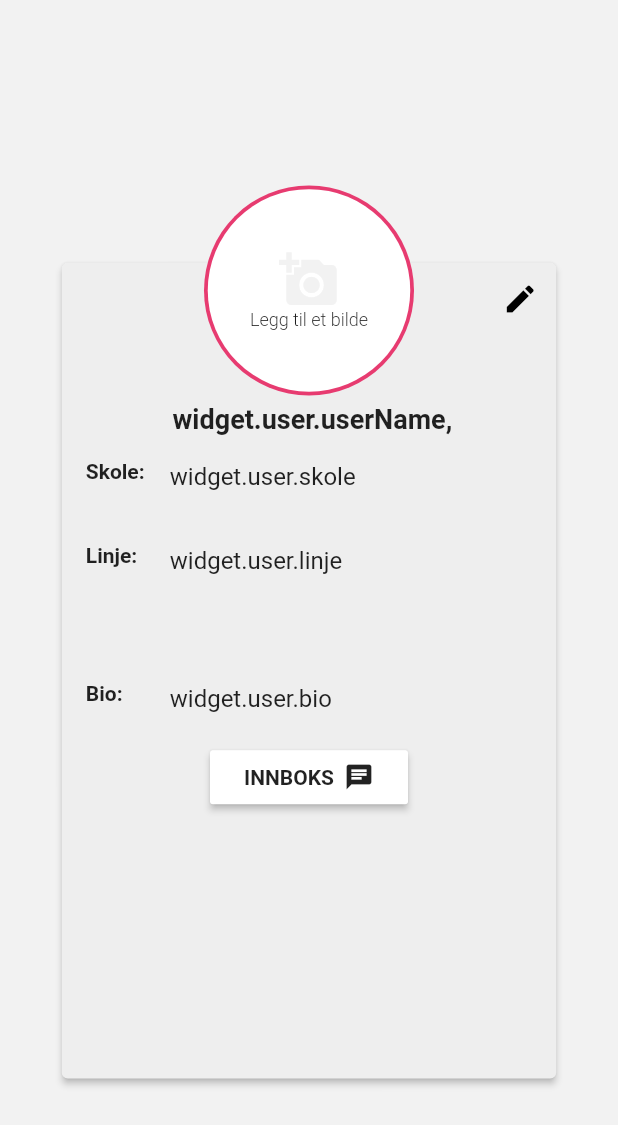
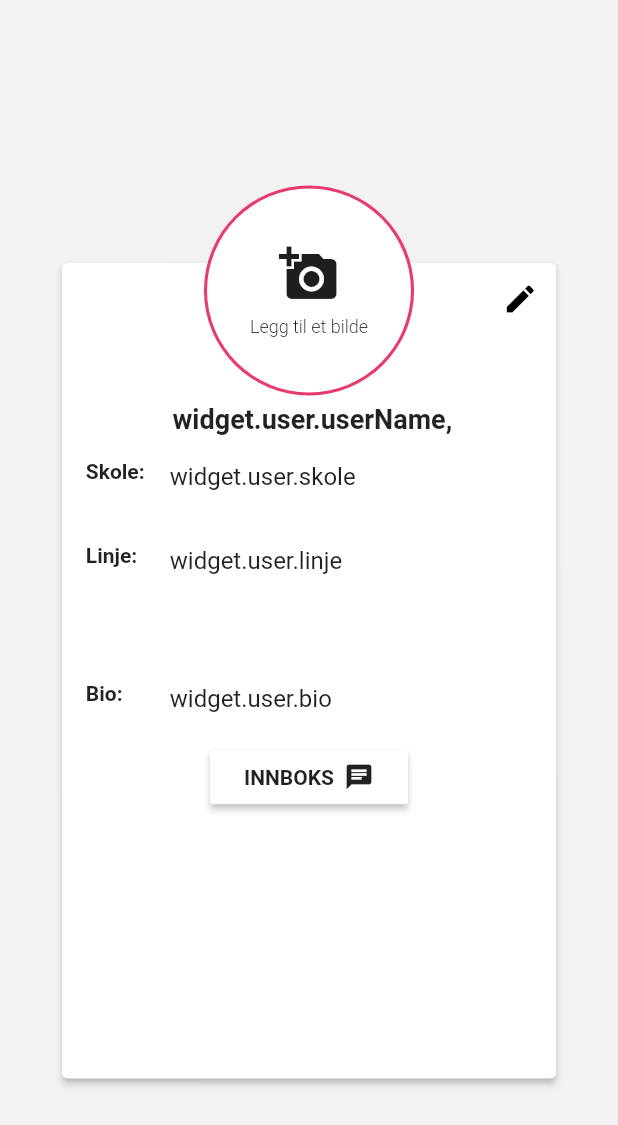
Before and after one commit to ulrikhaaland/smidigprosjekt, a Flutter app: the Intro screen opened directly, on a phone screen of 412 x 824 dp. Shown: the top 1125 px of the screen. Run offline on Flutter 3.47's test engine with Material 2 defaults, Android fonts, the phone set to English and light mode, and no system bars; our stand-ins replace cloud_firestore, firebase_auth, firebase_messaging, flutter_swiper; missing offline and left inert: flutter_page_indicator, flutter_webview_plugin; accounts and stored records are empty.

Commit message:
intro userinfo

```diff
--- a/lib/intro.dart
+++ b/lib/intro.dart
@@ -72,7 +72,7 @@ class IntroState extends State<Intro> {
                   top: ServiceProvider.instance.screenService
                       .getHeightByPercentage(context, 6.25),
                 ),
-                color: Colors.grey[200],
+                color: Colors.white,
                 elevation: 2,
                 child: Container(
                   height: ServiceProvider.instance.screenService
@@ -154,10 +154,12 @@ class IntroState extends State<Intro> {
                 child: GestureDetector(
                   onTap: null,
                   child: CircleAvatar(
-                    radius: 70,
+                    radius: ServiceProvider.instance.screenService
+                        .getPortraitHeightByPercentage(context, 8.5),
                     backgroundColor: UIData.pink,
                     child: CircleAvatar(
-                      radius: 67.5,
+                      radius: ServiceProvider.instance.screenService
+                          .getPortraitHeightByPercentage(context, 8.25),
                       backgroundColor: Colors.white,
                       child: Column(
                         mainAxisAlignment: MainAxisAlignment.center,
@@ -165,7 +167,11 @@ class IntroState extends State<Intro> {
                           Icon(
                             Icons.add_a_photo,
                             size: 40,
-                            color: UIData.grey,
+                            color: UIData.black,
+                          ),
+                          Container(
+                            height: ServiceProvider.instance.screenService
+                                .getPortraitHeightByPercentage(context, 1),
                           ),
                           Text(
                             "Legg til et bilde",
```
Also changed, not shown: lib/login/login.dart (+22 -19 lines).
